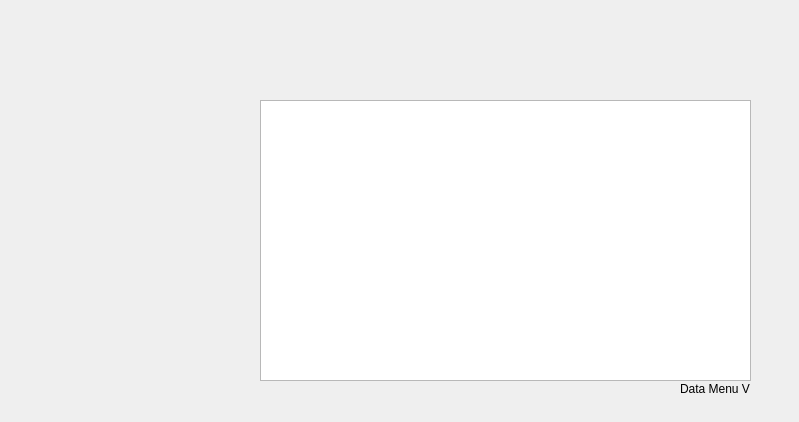
First picture: the form in Data/datamenu.ui, repository yingzhihua/DxHS-C, before the edit.
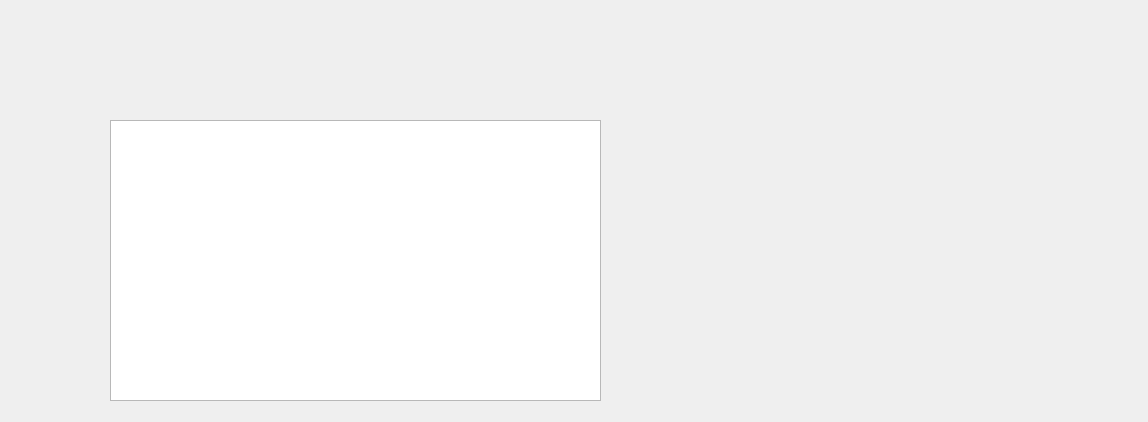
Second picture: the form after the edit.

Diff of the .ui file:
```diff
--- a/Data/datamenu.ui
+++ b/Data/datamenu.ui
@@ -6,31 +6,18 @@
    <rect>
     <x>0</x>
     <y>0</y>
-    <width>799</width>
+    <width>1148</width>
     <height>422</height>
    </rect>
   </property>
   <property name="windowTitle">
    <string>Dialog</string>
   </property>
-  <widget class="QLabel" name="label">
-   <property name="geometry">
-    <rect>
-     <x>680</x>
-     <y>380</y>
-     <width>91</width>
-     <height>17</height>
-    </rect>
-   </property>
-   <property name="text">
-    <string>Data Menu V</string>
-   </property>
-  </widget>
   <widget class="QListView" name="listView">
    <property name="geometry">
     <rect>
-     <x>260</x>
-     <y>100</y>
+     <x>110</x>
+     <y>120</y>
      <width>491</width>
      <height>281</height>
     </rect>
```
